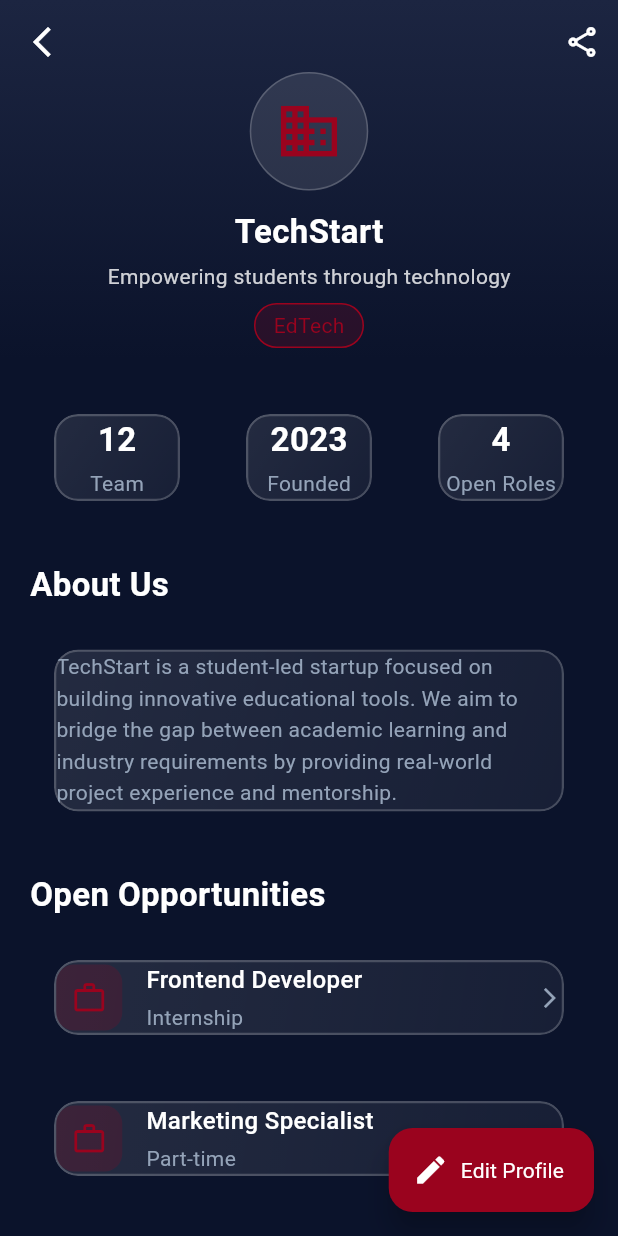
After one commit to ingdia/alu_spark, a Flutter app: the StartupProfileScreen screen opened directly, on a phone screen of 412 x 824 dp. The commit adds this screen. Run offline on Flutter 3.47's test engine with Material 3 defaults, Android fonts, the phone set to English and light mode, and no system bars; our stand-ins replace flutter_riverpod.

Commit message:
feat(startup_profile): add startup profile screen with team and roles

```diff
--- a/lib/app/router/app_router.dart
+++ b/lib/app/router/app_router.dart
@@ -29,6 +29,7 @@ import 'package:alu_spark/features/opportunities/presentation/screens/post_oppor
 // Student Profile
 // ==========================================
 import 'package:alu_spark/features/student_profile/presentation/screens/student_profile_screen.dart';
+import 'package:alu_spark/features/student_profile/presentation/screens/student_profile_edit_screen.dart';
 
 class RouteNames {
   // Auth & Onboarding
@@ -112,11 +113,12 @@ class AppRouter {
       case RouteNames.studentProfile:
         return MaterialPageRoute(builder: (_) => const StudentProfileScreen());
 
+      case RouteNames.studentProfileEdit:
+        return MaterialPageRoute(builder: (_) => const StudentProfileEditScreen());
+
       // ==========================================
       // --- Placeholder Routes (Upcoming Commits) ---
       // ==========================================
-      case RouteNames.studentProfileEdit:
-        return MaterialPageRoute(builder: (_) => _placeholderScreen('Student Profile Edit'));
       case RouteNames.startupProfile:
         return MaterialPageRoute(builder: (_) => _placeholderScreen('Startup Profile'));
       case RouteNames.startupProfileEdit:
--- /dev/null
+++ b/lib/features/startup_profile/presentation/screens/startup_profile_screen.dart
@@ -0,0 +1,289 @@
+import 'package:flutter/material.dart';
+import 'package:flutter_riverpod/flutter_riverpod.dart';
+import 'package:alu_spark/app/theme/app_colors.dart';
+import 'package:alu_spark/app/theme/app_text_styles.dart';
+import 'package:alu_spark/core/widgets/glassmorphism_container.dart';
+
+class StartupProfileScreen extends ConsumerWidget {
+  const StartupProfileScreen({super.key});
+
+  @override
+  Widget build(BuildContext context, WidgetRef ref) {
+    // Dummy data
+    const String startupName = 'TechStart';
+    const String tagline = 'Empowering students through technology';
+    const String industry = 'EdTech';
+    const String description = 'TechStart is a student-led startup focused on building innovative educational tools. We aim to bridge the gap between academic learning and industry requirements by providing real-world project experience and mentorship.';
+
+    final List<Map<String, String>> teamMembers = [
+      {'name': 'John Doe', 'role': 'CEO & Founder'},
+      {'name': 'Jane Smith', 'role': 'CTO'},
+      {'name': 'Alice Brown', 'role': 'Lead Designer'},
+    ];
+
+    final List<Map<String, String>> openRoles = [
+      {'title': 'Frontend Developer', 'type': 'Internship'},
+      {'title': 'Marketing Specialist', 'type': 'Part-time'},
+    ];
+
+    return Scaffold(
+      backgroundColor: AppColors.darkBlue,
+      body: CustomScrollView(
+        slivers: [
+          SliverAppBar(
+            expandedHeight: 240,
+            floating: false,
+            pinned: true,
+            backgroundColor: AppColors.darkBlue,
+            leading: IconButton(
+              icon: const Icon(Icons.arrow_back_ios_new, color: AppColors.white),
+              onPressed: () => Navigator.of(context).pop(),
+            ),
+            actions: [
+              IconButton(
+                icon: const Icon(Icons.share_outlined, color: AppColors.white),
+                onPressed: () {
+                  // TODO: Share startup profile
+                },
+              ),
+            ],
+            flexibleSpace: FlexibleSpaceBar(
+              background: Container(
+                decoration: BoxDecoration(
+                  gradient: LinearGradient(
+                    begin: Alignment.topCenter,
+                    end: Alignment.bottomCenter,
+                    colors: [
+                      AppColors.darkBlueLight,
+                      AppColors.darkBlue,
+                    ],
+                  ),
+                ),
+                child: Center(
+                  child: Column(
+                    mainAxisAlignment: MainAxisAlignment.center,
+                    children: [
+                      const SizedBox(height: 40),
+                      Container(
+                        padding: const EdgeInsets.all(16),
+                        decoration: BoxDecoration(
+                          color: AppColors.glassWhite,
+                          shape: BoxShape.circle,
+                          border: Border.all(color: AppColors.borderGlass),
+                        ),
+                        child: const Icon(Icons.business, size: 45, color: AppColors.darkRed),
+                      ),
+                      const SizedBox(height: 12),
+                      Text(
+                        startupName,
+                        style: AppTextStyles.headingMedium.copyWith(color: AppColors.white),
+                      ),
+                      const SizedBox(height: 4),
+                      Text(
+                        tagline,
+                        style: AppTextStyles.bodyMedium.copyWith(color: AppColors.white.withOpacity(0.8)),
+                      ),
+                      const SizedBox(height: 8),
+                      Container(
+                        padding: const EdgeInsets.symmetric(horizontal: 12, vertical: 4),
+                        decoration: BoxDecoration(
+                          color: AppColors.darkRed.withOpacity(0.2),
+                          borderRadius: BorderRadius.circular(20),
+                          border: Border.all(color: AppColors.darkRed),
+                        ),
+                        child: Text(
+                          industry,
+                          style: AppTextStyles.bodyMedium.copyWith(color: AppColors.darkRed),
+                        ),
+                      ),
+                    ],
+                  ),
+                ),
+              ),
+            ),
+          ),
+          SliverToBoxAdapter(
+            child: Padding(
+              padding: const EdgeInsets.all(20),
+              child: Column(
+                crossAxisAlignment: CrossAxisAlignment.start,
+                children: [
+                  _buildQuickStats(),
+                  const SizedBox(height: 24),
+                  _buildSectionTitle('About Us'),
+                  const SizedBox(height: 12),
+                  _buildAboutSection(description),
+                  const SizedBox(height: 24),
+                  _buildSectionTitle('Open Opportunities'),
+                  const SizedBox(height: 12),
+                  _buildOpenRoles(openRoles),
+                  const SizedBox(height: 24),
+                  _buildSectionTitle('Our Team'),
+                  const SizedBox(height: 12),
+                  _buildTeamMembers(teamMembers),
+                  const SizedBox(height: 80), // Space for FAB
+                ],
+              ),
+            ),
+          ),
+        ],
+      ),
+      floatingActionButton: FloatingActionButton.extended(
+        onPressed: () {
+          // TODO: Navigate to edit startup profile
+        },
+        backgroundColor: AppColors.darkRed,
+        icon: const Icon(Icons.edit, color: AppColors.white),
+        label: Text(
+          'Edit Profile',
+          style: AppTextStyles.bodyMedium.copyWith(color: AppColors.white),
+        ),
+      ),
+    );
+  }
+
+  Widget _buildQuickStats() {
+    return Row(
+      mainAxisAlignment: MainAxisAlignment.spaceBetween,
+      children: [
+        _buildStatItem('Team', '12'),
+        const SizedBox(width: 12),
+        _buildStatItem('Founded', '2023'),
+        const SizedBox(width: 12),
+        _buildStatItem('Open Roles', '4'),
+      ],
+    );
+  }
+
+  Widget _buildStatItem(String label, String value) {
+    return Expanded(
+      child: GlassmorphicContainer(
+        blur: 10,
+        borderRadius: 16,
+        padding: const EdgeInsets.all(16),
+        child: Column(
+          children: [
+            Text(
+              value,
+              style: AppTextStyles.headingMedium.copyWith(color: AppColors.white),
+            ),
+            const SizedBox(height: 4),
+            Text(
+              label,
+              style: AppTextStyles.bodyMedium.copyWith(color: AppColors.textSecondary),
+            ),
+          ],
+        ),
+      ),
+    );
+  }
+
+  Widget _buildSectionTitle(String title) {
+    return Text(
+      title,
+      style: AppTextStyles.headingMedium.copyWith(color: AppColors.white),
+    );
+  }
+
+  Widget _buildAboutSection(String description) {
+    return GlassmorphicContainer(
+      blur: 10,
+      borderRadius: 16,
+      padding: const EdgeInsets.all(16),
+      child: Text(
+        description,
+        style: AppTextStyles.bodyMedium.copyWith(
+          color: AppColors.textSecondary,
+          height: 1.5,
+        ),
+      ),
+    );
+  }
+
+  Widget _buildOpenRoles(List<Map<String, String>> roles) {
+    return Column(
+      children: roles.map((role) {
+        return Padding(
+          padding: const EdgeInsets.only(bottom: 12),
+          child: GlassmorphicContainer(
+            blur: 10,
+            borderRadius: 16,
+            padding: const EdgeInsets.all(16),
+            child: Row(
+              children: [
+                Container(
+                  padding: const EdgeInsets.all(10),
+                  decoration: BoxDecoration(
+                    color: AppColors.darkRed.withOpacity(0.2),
+                    borderRadius: BorderRadius.circular(12),
+                  ),
+                  child: const Icon(Icons.work_outline, color: AppColors.darkRed, size: 24),
+                ),
+                const SizedBox(width: 16),
+                Expanded(
+                  child: Column(
+                    crossAxisAlignment: CrossAxisAlignment.start,
+                    children: [
+                      Text(
+                        role['title']!,
+                        style: AppTextStyles.bodyLarge.copyWith(color: AppColors.white),
+                      ),
+                      const SizedBox(height: 4),
+                      Text(
+                        role['type']!,
+                        style: AppTextStyles.bodyMedium.copyWith(color: AppColors.textSecondary),
+                      ),
+                    ],
+                  ),
+                ),
+                const Icon(Icons.arrow_forward_ios, color: AppColors.textSecondary, size: 16),
+              ],
+            ),
+          ),
+        );
+      }).toList(),
+    );
+  }
+
+  Widget _buildTeamMembers(List<Map<String, String>> members) {
+    return Column(
+      children: members.map((member) {
+        return Padding(
+          padding: const EdgeInsets.only(bottom: 12),
+          child: GlassmorphicContainer(
+            blur: 10,
+            borderRadius: 16,
+            padding: const EdgeInsets.all(12),
+            child: Row(
+              children: [
+                CircleAvatar(
+                  backgroundColor: AppColors.darkRed.withOpacity(0.2),
+                  child: Text(
+                    member['name']!.substring(0, 1),
+                    style: AppTextStyles.bodyLarge.copyWith(color: AppColors.darkRed),
+                  ),
+                ),
+                const SizedBox(width: 16),
+                Expanded(
+                  child: Column(
+                    crossAxisAlignment: CrossAxisAlignment.start,
+                    children: [
+                      Text(
+                        member['name']!,
+                        style: AppTextStyles.bodyLarge.copyWith(color: AppColors.white),
+                      ),
+                      Text(
+                        member['role']!,
+                        style: AppTextStyles.bodyMedium.copyWith(color: AppColors.textSecondary),
+                      ),
+                    ],
+                  ),
+                ),
+              ],
+            ),
+          ),
+        );
+      }).toList(),
+    );
+  }
+}
```
